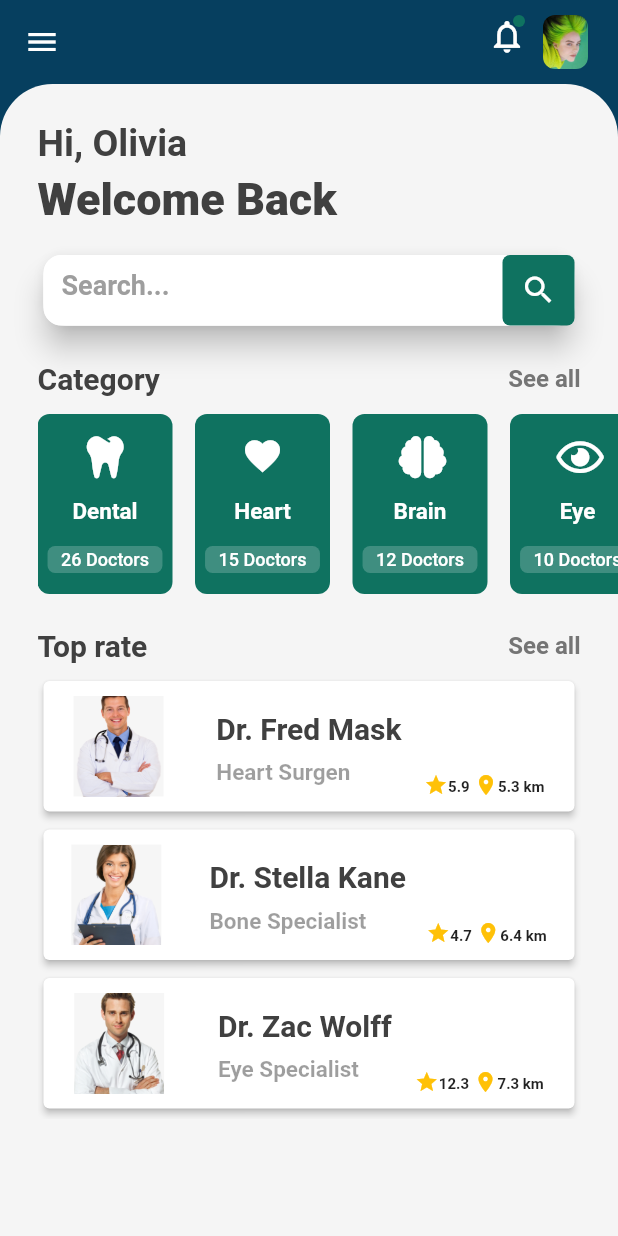
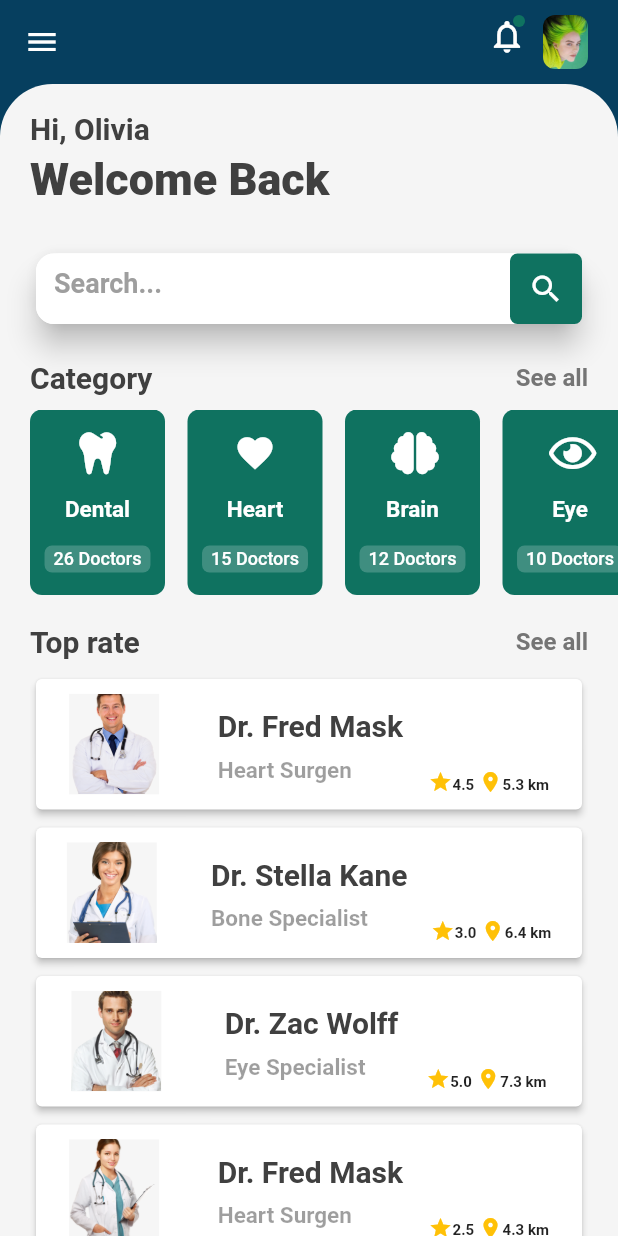
Before and after one commit to MZzzNn/Doctor-Profile, a Flutter app: the screen it shows after launch, on a phone screen of 412 x 824 dp. Run offline on Flutter 3.47's test engine with Material 2 defaults, Android fonts, the phone set to English and light mode, and no system bars; our stand-ins replace font_awesome_flutter.

```diff
--- /dev/null
+++ b/lib/category_model.dart
@@ -0,0 +1,20 @@
+import 'package:flutter/cupertino.dart';
+import 'package:flutter/material.dart';
+import 'package:font_awesome_flutter/font_awesome_flutter.dart';
+
+class CategoryModel {
+  final String category;
+  final int numOfDoctors;
+  final IconData icon;
+  CategoryModel(
+      {required this.category,
+      required this.icon,
+      required this.numOfDoctors,
+      });
+}
+List<CategoryModel> categoriesData=[
+  CategoryModel(category: 'Dental', icon: FontAwesomeIcons.tooth, numOfDoctors: 26),
+  CategoryModel(category: 'Heart', icon: Icons.favorite, numOfDoctors: 15),
+  CategoryModel(category: 'Brain', icon: FontAwesomeIcons.brain, numOfDoctors: 12),
+  CategoryModel(category: 'Eye', icon: FontAwesomeIcons.eye, numOfDoctors: 10),
+];
--- /dev/null
+++ b/lib/doctor_model.dart
@@ -0,0 +1,45 @@
+class DoctorModel {
+  final String name;
+  final String specialization;
+  final String image;
+  final double stars;
+  final double km;
+  DoctorModel(
+      {required this.name,
+      required this.specialization,
+      required this.image,
+      required this.km,
+      required this.stars});
+}
+
+
+List<DoctorModel> doctorsData=[
+  DoctorModel(
+      name: 'Dr. Fred Mask',
+      specialization: 'Heart Surgen',
+      image: 'images/doctor1.png',
+      km: 5.3,
+      stars: 4.5
+  ),
+  DoctorModel(
+      name: 'Dr. Stella Kane',
+      specialization: 'Bone Specialist',
+      image: 'images/doctor3.png',
+      km: 6.4,
+      stars: 3
+  ),
+  DoctorModel(
+      name: 'Dr. Zac Wolff',
+      specialization: 'Eye Specialist',
+      image: 'images/doctor2.png',
+      km: 7.3,
+      stars: 5
+  ),
+  DoctorModel(
+      name: 'Dr. Fred Mask',
+      specialization: 'Heart Surgen',
+      image: 'images/doctor4.png',
+      km: 4.3,
+      stars: 2.5
+  ),
+];
--- a/lib/main.dart
+++ b/lib/main.dart
@@ -1,12 +1,10 @@
 import 'package:flutter/material.dart';
-import './screens/docor_screen.dart';
 import './screens/home_screen.dart';
 
 void main() {
-  runApp(
-      MyApp()
-  );
+  runApp(MyApp());
 }
+
 class MyApp extends StatefulWidget {
   @override
   _MyAppState createState() => _MyAppState();
@@ -22,6 +20,9 @@ class _MyAppState extends State<MyApp> {
         primaryColor: Color(0xff063F5F),
         accentColor: Color(0xff0F7260),
         canvasColor: Color(0xff404040),
+        appBarTheme: AppBarTheme(
+          color:Color(0xff063F5F)
+        ),
       ),
     );
   }
--- a/lib/screens/home_screen.dart
+++ b/lib/screens/home_screen.dart
@@ -2,6 +2,8 @@ import 'package:flutter/cupertino.dart';
 import 'package:flutter/material.dart';
 import 'package:flutter/rendering.dart';
 import 'package:task3_3lir/screens/docor_screen.dart';
+import '../category_model.dart';
+import '../doctor_model.dart';
 import '../widgets/naficotion_icon.dart';
 import '../widgets/roundedCad.dart';
 import '../widgets/build_texField.dart';
@@ -19,9 +21,8 @@ class _HomeScreenState extends State<HomeScreen> {
     return Scaffold(
       drawer: Drawer(),
       appBar: AppBar(
-        backgroundColor:Theme.of(context).primaryColor,
         actions: [
-          NotificotionIcon(context),
+          notificationIcon(context),
           Padding(
             padding: const EdgeInsets.only(right:20.0,top: 10,bottom: 10),
             child: Container(
@@ -50,16 +51,19 @@ class _HomeScreenState extends State<HomeScreen> {
                   topLeft:  Radius.circular(35),
                 )
               ),
-            ),
-            Positioned(
-              top: 25,
-              left: 25,
+              child: Column(
+                crossAxisAlignment: CrossAxisAlignment.start,
+                children: [
+
+
+                  Padding(
+                    padding: const EdgeInsets.symmetric(horizontal: 20,vertical: 18),
                     child: Column(
                       crossAxisAlignment: CrossAxisAlignment.start,
                       children: [
                         Text('Hi, Olivia',style: TextStyle(
                             color: Theme.of(context).canvasColor,
-                  fontSize: 25,
+                            fontSize: 20,
                             fontWeight: FontWeight.w600
                         ),),
                         SizedBox(height: 5,),
@@ -71,16 +75,17 @@ class _HomeScreenState extends State<HomeScreen> {
                       ],
                     ),
                   ),
-            Positioned(
-                top: 110,
-                left: 25,
-                right: 25,
-                child: textField(context)
+
+                  Padding(
+                    padding: const EdgeInsets.symmetric(horizontal: 20,vertical: 10),
+                    child: SizedBox(
+                        width: MediaQuery.of(context).size.width,
+                        child: CustomTextFiled()
                     ),
-            Positioned(
-               top: 185,
-                left: 25,
-                right: 25,
+                  ),
+
+                  Padding(
+                    padding: const EdgeInsets.symmetric(horizontal: 20,vertical: 10),
                     child: Row(
                       mainAxisAlignment: MainAxisAlignment.spaceBetween,
                       children: [
@@ -92,28 +97,20 @@ class _HomeScreenState extends State<HomeScreen> {
                     ),
                   ),
 
-            Positioned(
-              top: 220,
-              left: 25,
-              child: Container(
-                height: 120,
+                  Container(
+                    height: MediaQuery.of(context).size.width*0.3,//120
                     width:MediaQuery.of(context).size.width,
+                    padding: const EdgeInsets.only(left: 20,),
                     child:ListView.builder(
                         scrollDirection: Axis.horizontal,
-                  itemCount: materialRounded.length,
+                        itemCount: categoriesData.length,
                         itemBuilder: (ctx,index){
-                    return RoundedContainer(
-                      context,materialRounded[index]['title'],
-                      materialRounded[index]['icon'],
-                      materialRounded[index]['subTitle'],
-                    );
+                          return CategoryCard(categoryData: categoriesData[index],);
                         }),
                   ),
-            ),
-            Positioned(
-              top: 363,
-              left: 25,
-              right: 25,
+                  SizedBox(height: 15,),
+                  Padding(
+                    padding: const EdgeInsets.symmetric(horizontal: 20,vertical: 5),
                     child: Row(
                       mainAxisAlignment: MainAxisAlignment.spaceBetween,
                       children: [
@@ -124,37 +121,28 @@ class _HomeScreenState extends State<HomeScreen> {
                       ],
                     ),
                   ),
-            Positioned(
-                top: 390,
-                left: 25,
-                right: 25,
-                child: Container(
-                  height: 300,
-                  width:MediaQuery.of(context).size.width,
+
+                  Expanded(
+                    child: Padding(
+                      padding: const EdgeInsets.symmetric(horizontal: 20),
                       child:ListView.builder(
                           scrollDirection: Axis.vertical,
-                      itemCount: materialCard.length,
+                          itemCount: doctorsData.length,
+                          physics: BouncingScrollPhysics(),
                           itemBuilder: (ctx,index){
                             return InkWell(
-                          onTap: ()=>Navigator.of(context).push(MaterialPageRoute(builder: (_)=>DoctorScreen())),
-                          child: RoundedCard(
-                            context,materialCard[index]['title'],
-                            materialCard[index]['subTitle'],
-                            materialCard[index]['star'],
-                            materialCard[index]['km'],
-                            materialCard[index]['image'],
-                          ),
+                              onTap: ()=>Navigator.of(context).push(MaterialPageRoute(builder: (_)=>DoctorScreen(doctorData: doctorsData[index],))),
+                              child: RoundedCard(doctorData: doctorsData[index]),
                             );
                           }),
                     ),
                   ),
-
-
-
                 ],
               ),
             ),
-
+          ],
+        ),
+      ),
     );
   }
 }
--- a/lib/widgets/build_texField.dart
+++ b/lib/widgets/build_texField.dart
@@ -1,8 +1,10 @@
 import 'package:flutter/cupertino.dart';
 import 'package:flutter/material.dart';
 
-
-Widget textField(BuildContext context) {
+class CustomTextFiled extends StatelessWidget {
+  const CustomTextFiled({Key? key}) : super(key: key);
+  @override
+  Widget build(BuildContext context) {
     return Container(
       height: 55,
       width: MediaQuery.of(context).size.width * 0.8,
@@ -30,7 +32,7 @@ Widget textField(BuildContext context) {
               borderRadius: BorderRadius.all(Radius.circular(12.0)),
             ),
             focusedBorder: OutlineInputBorder(
-            borderSide: BorderSide(color: Colors.grey[200], width: 2.0),
+              borderSide: BorderSide(color: Colors.grey[200]!, width: 2.0),
               borderRadius: BorderRadius.all(Radius.circular(12.0)),
             ),
           ),
@@ -38,3 +40,4 @@ Widget textField(BuildContext context) {
       ),
     );
   }
+}
--- a/lib/widgets/naficotion_icon.dart
+++ b/lib/widgets/naficotion_icon.dart
@@ -1,7 +1,8 @@
 import 'package:flutter/material.dart';
 
-Widget NotificotionIcon(BuildContext context){
-  return   Stack(
+
+Widget notificationIcon(BuildContext context){
+  return Stack(
     children: <Widget>[
       IconButton(
           icon: Icon(Icons.notifications_none, color: Colors.white, size: 26,),
--- a/lib/widgets/roundedCad.dart
+++ b/lib/widgets/roundedCad.dart
@@ -1,37 +1,14 @@
 import 'package:flutter/material.dart';
+import 'package:task3_3lir/doctor_model.dart';
 
-List<Map<String,dynamic>> materialCard=[
-  {
-    'image':'images/doctor1.png',
-    'title':'Dr. Fred Mask',
-    'subTitle':'Heart Surgen',
-    'star':'5.9',
-    'km':'5.3'
-  },
-  {
-    'image':'images/doctor3.png',
-    'title':'Dr. Stella Kane',
-    'subTitle':'Bone Specialist',
-    'star':'4.7',
-    'km':'6.4'
-  },
-  {
-    'image':'images/doctor2.png',
-    'title':'Dr. Zac Wolff',
-    'subTitle':'Eye Specialist',
-    'star':'12.3',
-    'km':'7.3'
-  },
-  {
-    'image':'images/doctor4.png',
-    'title':'Dr. Fred Mask',
-    'subTitle':'Heart Surgen',
-    'star':'2.4',
-    'km':'4.3'
-  }
-];
-Widget RoundedCard(BuildContext context, String title, String subTitle, String star ,String km,String image){
-  return  Padding(
+
+
+class RoundedCard extends StatelessWidget {
+  final DoctorModel doctorData;
+  RoundedCard({required this.doctorData});
+  @override
+  Widget build(BuildContext context) {
+    return Padding(
       padding: const EdgeInsets.only(top:4.0),
       child: Container(
         height: 95,
@@ -46,17 +23,17 @@ Widget RoundedCard(BuildContext context, String title, String subTitle, String s
                 Container(
                     height: 90,
                     width: 60,
-                  color: Colors.grey[200].withOpacity(0.5),
-                  child: Image(image: AssetImage(image),fit: BoxFit.cover,)),
+                    color: Colors.grey[200]!.withOpacity(0.5),
+                    child: Image(image: AssetImage(doctorData.image),fit: BoxFit.cover,)),
                 SizedBox(width: 5,),
                 Column(
                   crossAxisAlignment: CrossAxisAlignment.start,
                   children: [
                     SizedBox(height: 10,),
-                  Text(title,style: TextStyle(
+                    Text(doctorData.name,style: TextStyle(
                         fontSize: 20,fontWeight: FontWeight.bold,color: Theme.of(context).canvasColor),),
                     SizedBox(height: 9,),
-                  Text(subTitle,style: TextStyle(
+                    Text(doctorData.specialization,style: TextStyle(
                         fontSize: 15,color: Colors.black38,fontWeight: FontWeight.w600),),
                   ],
                 ),
@@ -68,10 +45,10 @@ Widget RoundedCard(BuildContext context, String title, String subTitle, String s
                       crossAxisAlignment:  CrossAxisAlignment.end,
                       children: [
                         Icon(Icons.star,color: Colors.amber,size: 16,),
-                      Text(star,style: TextStyle(fontSize: 10,fontWeight: FontWeight.w600),),
+                        Text(doctorData.stars.toString(),style: TextStyle(fontSize: 10,fontWeight: FontWeight.w600),),
                         SizedBox(width: 3,),
                         Icon(Icons.location_on,color: Colors.amber,size: 16,),
-                      Text('${km} km',style: TextStyle(fontSize: 10,fontWeight: FontWeight.w600),)
+                        Text('${doctorData.km} km',style: TextStyle(fontSize: 10,fontWeight: FontWeight.w600),)
                       ],
                     ),
                   ],
@@ -84,3 +61,4 @@ Widget RoundedCard(BuildContext context, String title, String subTitle, String s
       ),
     );
   }
+}
--- a/lib/widgets/roundedContainr.dart
+++ b/lib/widgets/roundedContainr.dart
@@ -1,30 +1,12 @@
 import 'package:flutter/material.dart';
-import 'package:font_awesome_flutter/font_awesome_flutter.dart';
+import 'package:task3_3lir/category_model.dart';
 
-List<Map<String,dynamic>> materialRounded=[
-  {
-    'icon':FontAwesomeIcons.tooth,
-     'title':'Dental',
-    'subTitle':' 26 Doctors '
-  },
-  {
-    'icon':Icons.favorite,
-    'title':'Heart',
-    'subTitle':' 15 Doctors '
-  },
-  {
-    'icon':FontAwesomeIcons.brain,
-    'title':'Brain',
-    'subTitle':' 12 Doctors '
-  },
-  {
-    'icon':FontAwesomeIcons.eye,
-    'title':'Eye',
-    'subTitle':' 10 Doctors '
-  }
-];
-Widget RoundedContainer(BuildContext context,String title,IconData icon,String subTitle){
-  return  Padding(
+class CategoryCard extends StatelessWidget {
+  final CategoryModel categoryData;
+  const CategoryCard({Key? key,required this.categoryData}) : super(key: key);
+  @override
+  Widget build(BuildContext context) {
+    return Padding(
       padding: const EdgeInsets.only(right:15.0),
       child: Container(
         height: 110,
@@ -36,8 +18,8 @@ Widget RoundedContainer(BuildContext context,String title,IconData icon,String s
         child: Column(
           mainAxisAlignment: MainAxisAlignment.spaceEvenly,
           children: [
-          Icon(icon,color: Colors.white,size: 28,),
-          Text(title,style: TextStyle(color: Colors.white,fontWeight: FontWeight.w700,fontSize: 15),),
+            Icon(categoryData.icon,color: Colors.white,size: 28,),
+            Text(categoryData.category,style: TextStyle(color: Colors.white,fontWeight: FontWeight.w700,fontSize: 15),),
             Container(
               decoration: BoxDecoration(
                   color: Colors.white.withOpacity(0.2),
@@ -45,7 +27,7 @@ Widget RoundedContainer(BuildContext context,String title,IconData icon,String s
               ),
               child: Padding(
                 padding: const EdgeInsets.symmetric(horizontal:3.0,vertical: 2.0),
-              child: Text(' ${subTitle} ',
+                child: Text(' ${categoryData.numOfDoctors} Doctors ',
                   style: TextStyle(color: Colors.white,fontWeight: FontWeight.w500,fontSize: 12),),
               ),
             )
@@ -54,3 +36,4 @@ Widget RoundedContainer(BuildContext context,String title,IconData icon,String s
       ),
     );
   }
+}
--- a/lib/widgets/today_date.dart
+++ b/lib/widgets/today_date.dart
@@ -32,6 +32,8 @@ List<Map<String,dynamic>> materialDateDay=[
     'bgC':Colors.white,
   },
 ];
+
+
 Widget TodayDate(String time,Color textC,Color bgC){
   return Container(
     height: 10,
```
Also changed, not shown: lib/date_model.dart (added, +8 -0 lines), lib/screens/docor_screen.dart (+137 -69 lines), lib/widgets/rounded_date.dart (+14 -5 lines), pubspec.yaml (+4 -3 lines), pubspec.lock. Lines whose indentation alone changed are shown as unchanged.
